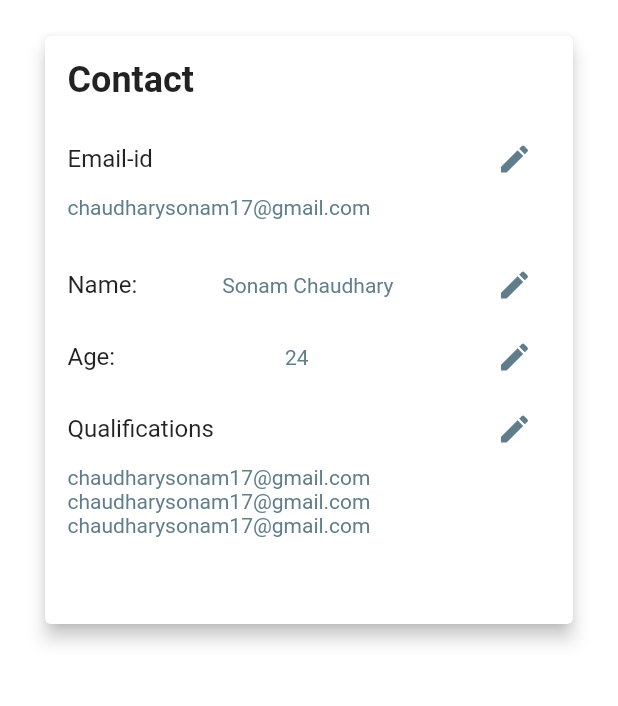
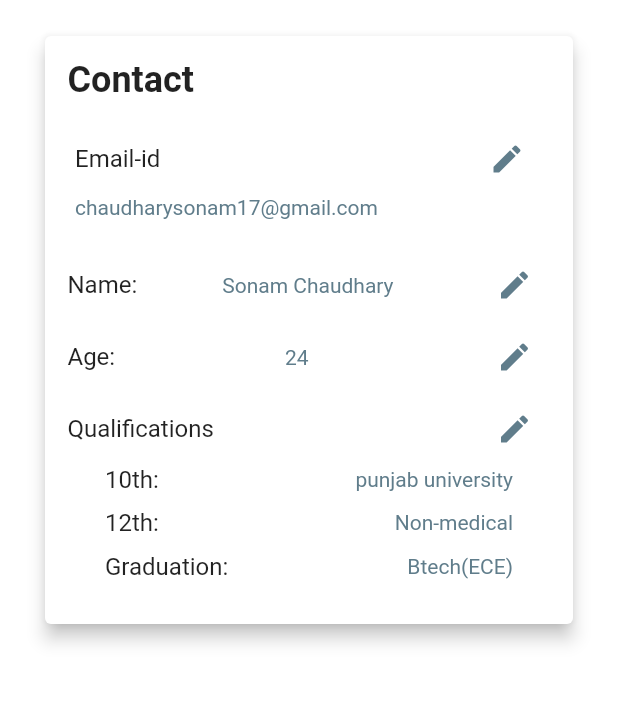
Before and after one commit to sonamchaudhary/sample_app, a Flutter app: the MyProfilePage screen opened by its route, on a phone screen of 412 x 824 dp, the part 354-1060 px from its top. Run offline on Flutter 3.47's test engine with Material 2 defaults, Android fonts, the phone set to English and light mode, and no system bars.

Commit message:
modal creation

```diff
--- a/lib/components/profile_page_card.dart
+++ b/lib/components/profile_page_card.dart
@@ -1,6 +1,36 @@
 import 'package:flutter/material.dart';
 
-class ProfilePageCard extends StatelessWidget {
+class ProfilePageCard extends StatefulWidget {
+  @override
+  ProfilePageCardState createState() => new ProfilePageCardState();
+}
+
+class ProfilePageCardState extends State<ProfilePageCard> {
+
+  String _emailid = 'chaudharysonam17@gmail.com';
+  String _name = 'Sonam Chaudhary';
+  int _age = 24;
+  String _qualification10 = 'punjab university';
+  String _qualification12 = 'Non-medical';
+  String _qualification_grads = 'Btech(ECE)';
+
+  _editEmailDialog(BuildContext context) {
+    return showDialog(
+        context: context,
+        builder: (context) {
+          return AlertDialog(
+              title: Text('your email-id'), content: TextField(
+                onSubmitted:(String value){
+               _emailid =value;
+              },),
+             actions: <Widget>[FlatButton(child: Text('Submit'),
+              onPressed:() {
+                Navigator.pop(context);
+              },)],
+              );
+        });
+  }
+
   @override
   Widget build(BuildContext context) {
     return Card(
@@ -20,7 +50,7 @@ class ProfilePageCard extends StatelessWidget {
             ),
           ),
           Container(
-              padding: EdgeInsets.symmetric(horizontal: 15.0),
+              padding: EdgeInsets.symmetric(horizontal: 20.0),
               child: Column(
                 children: <Widget>[
                   Row(
@@ -37,12 +67,19 @@ class ProfilePageCard extends StatelessWidget {
                           Icons.edit,
                           color: Colors.blueGrey,
                         ),
-                        onPressed: () {},
+                        onPressed: () {
+                          _editEmailDialog(context);
+                        },
                       )
                     ],
                   ),
                   Row(
-                    children: <Widget>[Text('chaudharysonam17@gmail.com',style: TextStyle(color: Colors.blueGrey),)],
+                    children: <Widget>[
+                      Text(
+                        '$_emailid',
+                        style: TextStyle(color: Colors.blueGrey),
+                      )
+                    ],
                   )
                 ],
               )),
@@ -60,7 +97,10 @@ class ProfilePageCard extends StatelessWidget {
                   ),
                 ),
                 Spacer(),
-                Text('Sonam Chaudhary',style: TextStyle(color: Colors.blueGrey),),
+                Text(
+                  '$_name',
+                  style: TextStyle(color: Colors.blueGrey),
+                ),
                 Spacer(),
                 IconButton(
                   icon: Icon(Icons.edit, color: Colors.blueGrey),
@@ -80,7 +120,10 @@ class ProfilePageCard extends StatelessWidget {
                   ),
                 ),
                 Spacer(),
-                Text('24',style: TextStyle(color: Colors.blueGrey),),
+                Text(
+                  '$_age',
+                  style: TextStyle(color: Colors.blueGrey),
+                ),
                 Spacer(),
                 IconButton(
                   icon: Icon(Icons.edit, color: Colors.blueGrey),
@@ -111,17 +154,57 @@ class ProfilePageCard extends StatelessWidget {
                       )
                     ],
                   ),
+                  Container(
+                    padding: EdgeInsets.symmetric(horizontal: 25.0),
+                    child: Column(
+                      children: <Widget>[
                         Row(
-                    children: <Widget>[Text('chaudharysonam17@gmail.com',
-                    style: TextStyle(color: Colors.blueGrey),)],
+                          children: <Widget>[
+                            Text(
+                              '10th:',
+                              style: TextStyle(fontSize: 16.0),
+                            ),
+                            Spacer(),
+                            Text(
+                              ' $_qualification10',
+                              style: TextStyle(color: Colors.blueGrey),
+                            )
+                          ],
+                        ),
+                        SizedBox(
+                          height: 10.0,
                         ),
                         Row(
-                    children: <Widget>[Text('chaudharysonam17@gmail.com',
-                    style: TextStyle(color: Colors.blueGrey),)],
+                          children: <Widget>[
+                            Text(
+                              '12th:',
+                              style: TextStyle(fontSize: 16.0),
+                            ),
+                            Spacer(),
+                            Text(
+                              '$_qualification12',
+                              style: TextStyle(color: Colors.blueGrey),
+                            )
+                          ],
+                        ),
+                        SizedBox(
+                          height: 10.0,
                         ),
                         Row(
-                    children: <Widget>[Text('chaudharysonam17@gmail.com',
-                    style: TextStyle(color: Colors.blueGrey),)],
+                          children: <Widget>[
+                            Text(
+                              'Graduation:',
+                              style: TextStyle(fontSize: 16.0),
+                            ),
+                            Spacer(),
+                            Text(
+                              '$_qualification_grads',
+                              style: TextStyle(color: Colors.blueGrey),
+                            )
+                          ],
+                        ),
+                      ],
+                    ),
                   )
                 ],
               )),
--- a/lib/main.dart
+++ b/lib/main.dart
@@ -2,6 +2,7 @@ import 'package:flutter/material.dart';
 
 import './homepage.dart';
 import './profilePage.dart';
+import './productDetail.dart';
 
 void main() => runApp(MyApp());
 
@@ -12,6 +13,7 @@ class MyApp extends StatelessWidget {
        routes: <String, WidgetBuilder> {
       '/profile': (BuildContext context) => MyProfilePage(),
       '/homepage': (BuildContext context) => MyHomePage(),
+      '/productDetail':(BuildContext context) => ProductDetailPage('hello', 'hfjjjj', 'fdjjhhhjhkhjhgjh'),
       // '/c': (BuildContext context) => MyPage(title: 'page C'),
     },
       title: 'Flutter Demo',
```
Also changed, not shown: lib/components/list_card.dart (+13 -4 lines), lib/productDetail.dart (added, +49 -0 lines). Lines whose indentation alone changed are shown as unchanged.
